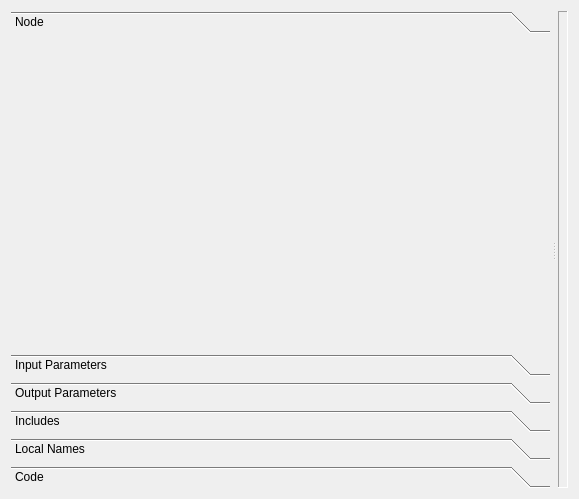
Old version of the form gui/ui_nodeEditorPanel.ui in the repository ymesh/meShaderEd.
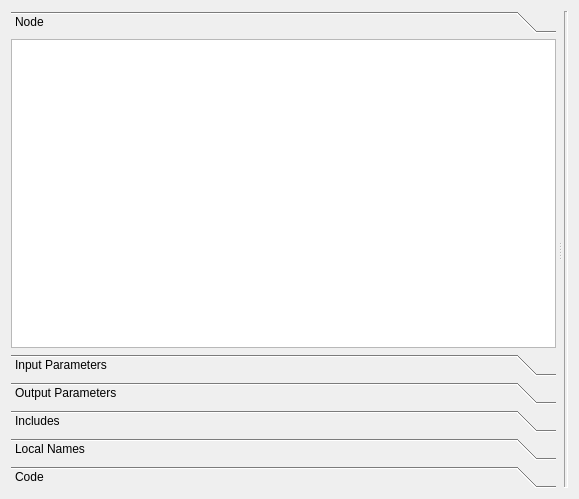
New version of the form. The open tabs and pages were chosen to show the change.

Commit message: Zoom in WorkArea by Shift+RMB Reset zoom to 1:1 from toolbar button NodeEditorPanel in progress.

```diff
--- a/gui/ui_nodeEditorPanel.ui
+++ b/gui/ui_nodeEditorPanel.ui
@@ -13,8 +13,8 @@
   <property name="windowTitle">
    <string>Form</string>
   </property>
-  <layout class="QGridLayout" name="gridLayout_2">
-   <item row="0" column="0">
+  <layout class="QVBoxLayout" name="verticalLayout_6">
+   <item>
     <widget class="QSplitter" name="splitter">
      <property name="frameShape">
       <enum>QFrame::NoFrame</enum>
@@ -55,7 +55,7 @@
         <rect>
          <x>0</x>
          <y>0</y>
-         <width>469</width>
+         <width>517</width>
          <height>319</height>
         </rect>
        </property>
@@ -68,6 +68,17 @@
        <attribute name="label">
         <string>Node</string>
        </attribute>
+       <layout class="QVBoxLayout" name="verticalLayout_7">
+        <property name="spacing">
+         <number>0</number>
+        </property>
+        <property name="margin">
+         <number>0</number>
+        </property>
+        <item>
+         <widget class="QListWidget" name="nodes_listWidget"/>
+        </item>
+       </layout>
       </widget>
       <widget class="QWidget" name="inputs">
        <property name="geometry">
```
Left out of the diff: 18 changed lines with no effect on the pictures. The commit also changes 7 other files.
